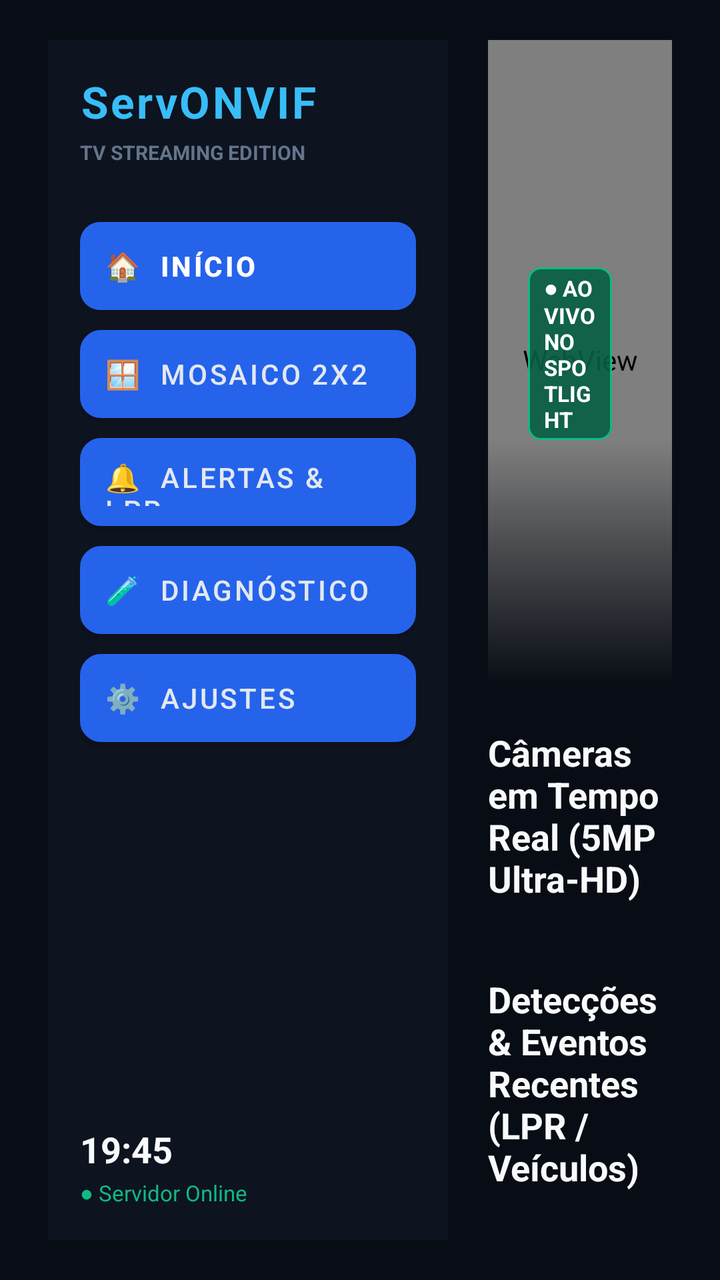
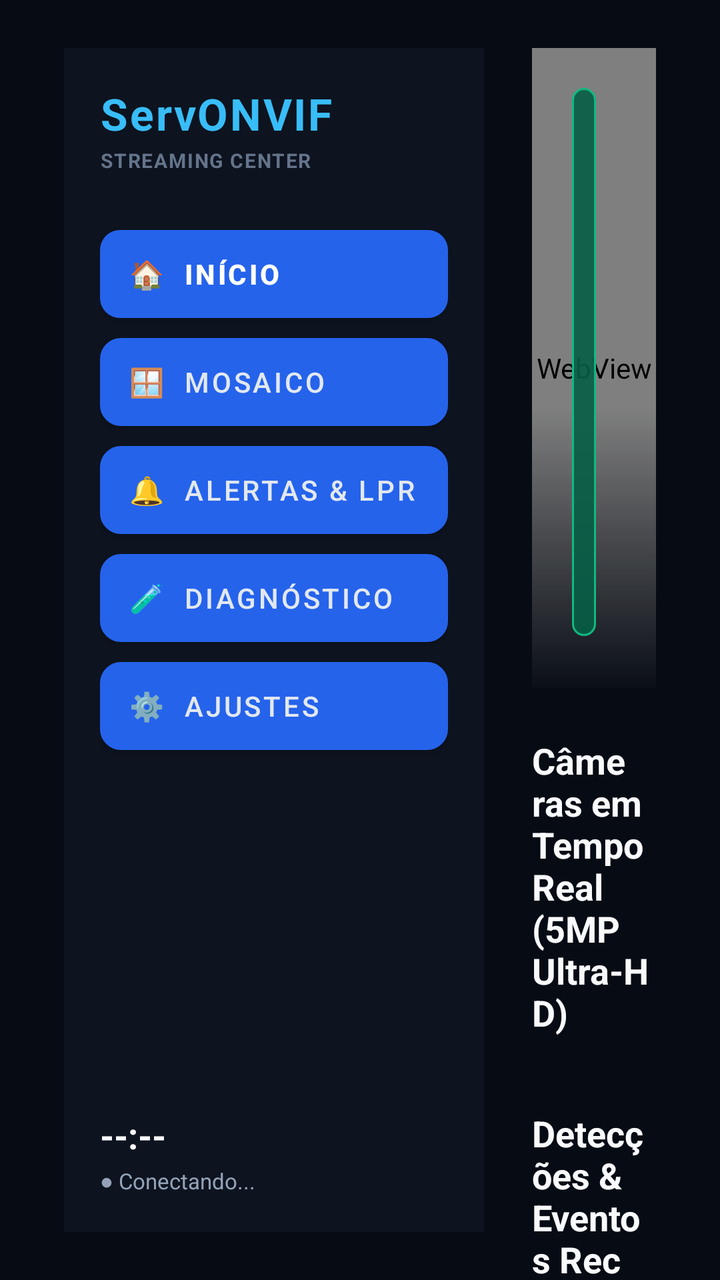

An Android layout rendered at two revisions. The XML below is the earlier revision; the diff shows what the commit changed to produce the second picture.
<!-- AndroidManifest.xml: application theme Theme.ServONVIF -->
<!-- res/layout/activity_tv_dashboard.xml -->
<?xml version="1.0" encoding="utf-8"?>
<LinearLayout xmlns:android="http://schemas.android.com/apk/res/android"
    xmlns:tools="http://schemas.android.com/tools"
    android:layout_width="match_parent"
    android:layout_height="match_parent"
    android:orientation="horizontal"
    android:background="#080C14"
    android:paddingStart="24dp"
    android:paddingEnd="24dp"
    android:paddingTop="20dp"
    android:paddingBottom="20dp">

    
    <LinearLayout
        android:id="@+id/sidebarLayout"
        android:layout_width="200dp"
        android:layout_height="match_parent"
        android:orientation="vertical"
        android:background="#0D131F"
        android:padding="16dp"
        android:layout_marginEnd="20dp">

        <TextView
            android:layout_width="wrap_content"
            android:layout_height="wrap_content"
            android:text="ServONVIF"
            android:textColor="#38BDF8"
            android:textSize="22sp"
            android:textStyle="bold"
            android:letterSpacing="0.05"
            android:layout_marginBottom="4dp" />

        <TextView
            android:layout_width="wrap_content"
            android:layout_height="wrap_content"
            android:text="TV STREAMING EDITION"
            android:textColor="#64748B"
            android:textSize="10sp"
            android:textStyle="bold"
            android:layout_marginBottom="28dp" />

        
        <Button
            android:id="@+id/btnNavHome"
            android:layout_width="match_parent"
            android:layout_height="44dp"
            android:text="🏠  Início"
            android:gravity="start|center_vertical"
            android:paddingStart="12dp"
            android:background="@drawable/bg_tv_hero_btn_selector"
            android:textColor="#FFFFFF"
            android:textSize="14sp"
            android:textStyle="bold"
            android:focusable="true"
            android:clickable="true"
            android:layout_marginBottom="10dp"
            android:nextFocusDown="@+id/btnNavMosaic"
            android:nextFocusRight="@+id/btnHeroFullscreen" />

        <Button
            android:id="@+id/btnNavMosaic"
            android:layout_width="match_parent"
            android:layout_height="44dp"
            android:text="🪟  Mosaico 2x2"
            android:gravity="start|center_vertical"
            android:paddingStart="12dp"
            android:background="@drawable/bg_tv_hero_btn_secondary_selector"
            android:textColor="#E2E8F0"
            android:textSize="14sp"
            android:focusable="true"
            android:clickable="true"
            android:layout_marginBottom="10dp"
            android:nextFocusUp="@+id/btnNavHome"
            android:nextFocusDown="@+id/btnNavEvents"
            android:nextFocusRight="@+id/btnHeroFullscreen" />

        <Button
            android:id="@+id/btnNavEvents"
            android:layout_width="match_parent"
            android:layout_height="44dp"
            android:text="🔔  Alertas &amp; LPR"
            android:gravity="start|center_vertical"
            android:paddingStart="12dp"
            android:background="@drawable/bg_tv_hero_btn_secondary_selector"
            android:textColor="#E2E8F0"
            android:textSize="14sp"
            android:focusable="true"
            android:clickable="true"
            android:layout_marginBottom="10dp"
            android:nextFocusUp="@+id/btnNavMosaic"
            android:nextFocusDown="@+id/btnNavTests"
            android:nextFocusRight="@+id/btnHeroFullscreen" />

        <Button
            android:id="@+id/btnNavTests"
            android:layout_width="match_parent"
            android:layout_height="44dp"
            android:text="🧪  Diagnóstico"
            android:gravity="start|center_vertical"
            android:paddingStart="12dp"
            android:background="@drawable/bg_tv_hero_btn_secondary_selector"
            android:textColor="#E2E8F0"
            android:textSize="14sp"
            android:focusable="true"
            android:clickable="true"
            android:layout_marginBottom="10dp"
            android:nextFocusUp="@+id/btnNavEvents"
            android:nextFocusDown="@+id/btnNavSettings"
            android:nextFocusRight="@+id/btnHeroFullscreen" />

        <Button
            android:id="@+id/btnNavSettings"
            android:layout_width="match_parent"
            android:layout_height="44dp"
            android:text="⚙️  Ajustes"
            android:gravity="start|center_vertical"
            android:paddingStart="12dp"
            android:background="@drawable/bg_tv_hero_btn_secondary_selector"
            android:textColor="#E2E8F0"
            android:textSize="14sp"
            android:focusable="true"
            android:clickable="true"
            android:nextFocusUp="@+id/btnNavTests"
            android:nextFocusRight="@+id/btnHeroFullscreen" />

        <View
            android:layout_width="1dp"
            android:layout_height="0dp"
            android:layout_weight="1" />

        
        <TextView
            android:id="@+id/tvTvClock"
            android:layout_width="wrap_content"
            android:layout_height="wrap_content"
            android:text="19:45"
            android:textColor="#F8FAFC"
            android:textSize="18sp"
            android:textStyle="bold" />

        <TextView
            android:id="@+id/tvTvServerStatusPill"
            android:layout_width="wrap_content"
            android:layout_height="wrap_content"
            android:text="● Servidor Online"
            android:textColor="#10B981"
            android:textSize="11sp"
            android:layout_marginTop="2dp" />
    </LinearLayout>

    
    <androidx.core.widget.NestedScrollView
        android:id="@+id/mainScrollView"
        android:layout_width="0dp"
        android:layout_height="match_parent"
        android:layout_weight="1"
        android:scrollbars="none"
        android:fillViewport="true">

        <LinearLayout
            android:layout_width="match_parent"
            android:layout_height="wrap_content"
            android:orientation="vertical">

            
            <FrameLayout
                android:id="@+id/heroContainer"
                android:layout_width="match_parent"
                android:layout_height="320dp"
                android:background="#0A101D"
                android:layout_marginBottom="24dp">

                
                <WebView
                    android:id="@+id/webHeroStream"
                    android:layout_width="match_parent"
                    android:layout_height="match_parent" />

                
                <View
                    android:layout_width="match_parent"
                    android:layout_height="120dp"
                    android:layout_gravity="bottom"
                    android:background="@drawable/bg_tv_hero_gradient" />

                
                <LinearLayout
                    android:layout_width="match_parent"
                    android:layout_height="wrap_content"
                    android:layout_gravity="bottom"
                    android:orientation="vertical"
                    android:padding="20dp">

                    <LinearLayout
                        android:layout_width="wrap_content"
                        android:layout_height="wrap_content"
                        android:orientation="horizontal"
                        android:gravity="center_vertical"
                        android:layout_marginBottom="6dp">

                        <TextView
                            android:id="@+id/tvHeroLiveBadge"
                            android:layout_width="wrap_content"
                            android:layout_height="wrap_content"
                            android:background="@drawable/bg_live_badge"
                            android:text="● AO VIVO NO SPOTLIGHT"
                            android:textColor="#FFFFFF"
                            android:textSize="11sp"
                            android:textStyle="bold"
                            android:paddingHorizontal="8dp"
                            android:paddingVertical="3dp"
                            android:layout_marginEnd="10dp" />

                        <TextView
                            android:id="@+id/tvHeroMeta"
                            android:layout_width="wrap_content"
                            android:layout_height="wrap_content"
                            android:text="5MP • 2880x1620 • 25 FPS • H.264 RTSP"
                            android:textColor="#38BDF8"
                            android:textSize="13sp"
                            android:textStyle="bold" />
                    </LinearLayout>

                    <TextView
                        android:id="@+id/tvHeroTitle"
                        android:layout_width="match_parent"
                        android:layout_height="wrap_content"
                        android:text="Câmera 5MP Entrada Principal"
                        android:textColor="#FFFFFF"
                        android:textSize="26sp"
                        android:textStyle="bold"
                        android:layout_marginBottom="4dp" />

                    <TextView
                        android:id="@+id/tvHeroSubtitle"
                        android:layout_width="match_parent"
                        android:layout_height="wrap_content"
                        android:text="Sensor Real 5MP ONVIF Profile 000 em 192.168.1.200:80 • Monitoramento Contínuo Ativo"
                        android:textColor="#94A3B8"
                        android:textSize="13sp"
                        android:layout_marginBottom="16dp" />

                    
                    <LinearLayout
                        android:layout_width="wrap_content"
                        android:layout_height="wrap_content"
                        android:orientation="horizontal">

                        <Button
                            android:id="@+id/btnHeroFullscreen"
                            android:layout_width="wrap_content"
                            android:layout_height="44dp"
                            android:text="▶ Assistir em Tela Cheia"
                            android:background="@drawable/bg_tv_hero_btn_selector"
                            android:textColor="#FFFFFF"
                            android:textSize="14sp"
                            android:textStyle="bold"
                            android:focusable="true"
                            android:clickable="true"
                            android:paddingHorizontal="20dp"
                            android:layout_marginEnd="12dp"
                            android:nextFocusLeft="@+id/btnNavHome"
                            android:nextFocusRight="@+id/btnHeroPip"
                            android:nextFocusDown="@+id/recyclerCamerasRow" />

                        <Button
                            android:id="@+id/btnHeroPip"
                            android:layout_width="wrap_content"
                            android:layout_height="44dp"
                            android:text="🗔 Modo PiP"
                            android:background="@drawable/bg_tv_hero_btn_secondary_selector"
                            android:textColor="#E2E8F0"
                            android:textSize="14sp"
                            android:focusable="true"
                            android:clickable="true"
                            android:paddingHorizontal="18dp"
                            android:layout_marginEnd="12dp"
                            android:nextFocusLeft="@+id/btnHeroFullscreen"
                            android:nextFocusRight="@+id/btnHeroPatrol"
                            android:nextFocusDown="@+id/recyclerCamerasRow" />

                        <Button
                            android:id="@+id/btnHeroPatrol"
                            android:layout_width="wrap_content"
                            android:layout_height="44dp"
                            android:text="🔄 Patrulha Auto"
                            android:background="@drawable/bg_tv_hero_btn_secondary_selector"
                            android:textColor="#E2E8F0"
                            android:textSize="14sp"
                            android:focusable="true"
                            android:clickable="true"
                            android:paddingHorizontal="18dp"
                            android:nextFocusLeft="@+id/btnHeroPip"
                            android:nextFocusDown="@+id/recyclerCamerasRow" />
                    </LinearLayout>
                </LinearLayout>
            </FrameLayout>

            
            <LinearLayout
                android:layout_width="match_parent"
                android:layout_height="wrap_content"
                android:orientation="vertical"
                android:layout_marginBottom="24dp">

                <TextView
                    android:layout_width="wrap_content"
                    android:layout_height="wrap_content"
                    android:text="Câmeras em Tempo Real (5MP Ultra-HD)"
                    android:textColor="#F8FAFC"
                    android:textSize="18sp"
                    android:textStyle="bold"
                    android:layout_marginBottom="12dp" />

                <androidx.recyclerview.widget.RecyclerView
                    android:id="@+id/recyclerCamerasRow"
                    android:layout_width="match_parent"
                    android:layout_height="wrap_content"
                    android:orientation="horizontal"
                    android:clipToPadding="false"
                    android:focusable="true"
                    android:nextFocusUp="@+id/btnHeroFullscreen"
                    android:nextFocusDown="@+id/recyclerEventsRow" />
            </LinearLayout>

            
            <LinearLayout
                android:layout_width="match_parent"
                android:layout_height="wrap_content"
                android:orientation="vertical"
                android:layout_marginBottom="24dp">

                <TextView
                    android:layout_width="wrap_content"
                    android:layout_height="wrap_content"
                    android:text="Detecções &amp; Eventos Recentes (LPR / Veículos)"
                    android:textColor="#F8FAFC"
                    android:textSize="18sp"
                    android:textStyle="bold"
                    android:layout_marginBottom="12dp" />

                <androidx.recyclerview.widget.RecyclerView
                    android:id="@+id/recyclerEventsRow"
                    android:layout_width="match_parent"
                    android:layout_height="wrap_content"
                    android:orientation="horizontal"
                    android:clipToPadding="false"
                    android:focusable="true"
                    android:nextFocusUp="@+id/recyclerCamerasRow" />
            </LinearLayout>

            
            <FrameLayout
                android:id="@+id/mosaicGridContainer"
                android:layout_width="match_parent"
                android:layout_height="400dp"
                android:visibility="gone"
                android:background="#070B14" />
        </LinearLayout>
    </androidx.core.widget.NestedScrollView>
</LinearLayout>
<!-- resources referenced by this layout -->
<resources>
  <!-- drawable bg_live_badge (drawable) -->
  <?xml version="1.0" encoding="utf-8"?>
  <shape xmlns:android="http://schemas.android.com/apk/res/android"
      android:shape="rectangle">
      <solid android:color="#E6065F46" />
      <stroke android:width="1dp" android:color="#10B981" />
      <corners android:radius="6dp" />
  </shape>
  <!-- drawable bg_tv_hero_btn_secondary_selector (drawable) -->
  <?xml version="1.0" encoding="utf-8"?>
  <selector xmlns:android="http://schemas.android.com/apk/res/android">
      
      <item android:state_focused="true">
          <shape android:shape="rectangle">
              <solid android:color="#334155" />
              <corners android:radius="10dp" />
              <stroke android:width="2dp" android:color="#00D2FF" />
          </shape>
      </item>
      
      <item android:state_pressed="true">
          <shape android:shape="rectangle">
              <solid android:color="#1E293B" />
              <corners android:radius="10dp" />
          </shape>
      </item>
      
      <item>
          <shape android:shape="rectangle">
              <solid android:color="#1E293B" />
              <corners android:radius="10dp" />
              <stroke android:width="1dp" android:color="#334155" />
          </shape>
      </item>
  </selector>
  <!-- drawable bg_tv_hero_btn_selector (drawable) -->
  <?xml version="1.0" encoding="utf-8"?>
  <selector xmlns:android="http://schemas.android.com/apk/res/android">
      
      <item android:state_focused="true">
          <shape android:shape="rectangle">
              <solid android:color="#00D2FF" />
              <corners android:radius="10dp" />
              <stroke android:width="2dp" android:color="#FFFFFF" />
          </shape>
      </item>
      
      <item android:state_pressed="true">
          <shape android:shape="rectangle">
              <solid android:color="#0284C7" />
              <corners android:radius="10dp" />
          </shape>
      </item>
      
      <item>
          <shape android:shape="rectangle">
              <solid android:color="#2563EB" />
              <corners android:radius="10dp" />
          </shape>
      </item>
  </selector>
  <!-- drawable bg_tv_hero_gradient (drawable) -->
  <?xml version="1.0" encoding="utf-8"?>
  <shape xmlns:android="http://schemas.android.com/apk/res/android"
      android:shape="rectangle">
      <gradient
          android:angle="270"
          android:startColor="#00080C14"
          android:centerColor="#80080C14"
          android:endColor="#FA080C14"
          android:type="linear" />
  </shape>
  <style name="Theme.ServONVIF" parent="Theme.MaterialComponents.DayNight.NoActionBar">
          <item name="colorPrimary">@color/blue_primary</item>
          <item name="android:windowBackground">@color/dark_bg</item>
      </style>
  <color name="blue_primary">#FF2563EB</color>
  <color name="dark_bg">#FF070B14</color>
</resources>

<!-- the commit's change to res/layout/activity_tv_dashboard.xml (unified diff, before → after) -->
@@ -4,21 +4,23 @@
     android:layout_width="match_parent"
     android:layout_height="match_parent"
     android:orientation="horizontal"
-    android:background="#080C14"
-    android:paddingStart="24dp"
-    android:paddingEnd="24dp"
-    android:paddingTop="20dp"
-    android:paddingBottom="20dp">
+    android:background="#070B14"
+    android:paddingStart="32dp"
+    android:paddingEnd="32dp"
+    android:paddingTop="24dp"
+    android:paddingBottom="24dp"
+    android:clipChildren="false"
+    android:clipToPadding="false">
 
     
     <LinearLayout
         android:id="@+id/sidebarLayout"
-        android:layout_width="200dp"
+        android:layout_width="210dp"
         android:layout_height="match_parent"
         android:orientation="vertical"
         android:background="#0D131F"
-        android:padding="16dp"
-        android:layout_marginEnd="20dp">
+        android:padding="18dp"
+        android:layout_marginEnd="24dp">
 
         <TextView
             android:layout_width="wrap_content"
@@ -27,16 +29,17 @@
             android:textColor="#38BDF8"
             android:textSize="22sp"
             android:textStyle="bold"
-            android:letterSpacing="0.05"
-            android:layout_marginBottom="4dp" />
+            android:letterSpacing="0.04"
+            android:layout_marginBottom="2dp" />
 
         <TextView
             android:layout_width="wrap_content"
             android:layout_height="wrap_content"
-            android:text="TV STREAMING EDITION"
+            android:text="STREAMING CENTER"
             android:textColor="#64748B"
             android:textSize="10sp"
             android:textStyle="bold"
+            android:letterSpacing="0.06"
             android:layout_marginBottom="28dp" />
 
         
@@ -46,7 +49,7 @@
             android:layout_height="44dp"
             android:text="🏠  Início"
             android:gravity="start|center_vertical"
-            android:paddingStart="12dp"
+            android:paddingStart="14dp"
             android:background="@drawable/bg_tv_hero_btn_selector"
             android:textColor="#FFFFFF"
             android:textSize="14sp"
@@ -61,9 +64,9 @@
             android:id="@+id/btnNavMosaic"
             android:layout_width="match_parent"
             android:layout_height="44dp"
-            android:text="🪟  Mosaico 2x2"
+            android:text="🪟  Mosaico"
             android:gravity="start|center_vertical"
-            android:paddingStart="12dp"
+            android:paddingStart="14dp"
             android:background="@drawable/bg_tv_hero_btn_secondary_selector"
             android:textColor="#E2E8F0"
             android:textSize="14sp"
@@ -80,7 +83,7 @@
             android:layout_height="44dp"
             android:text="🔔  Alertas &amp; LPR"
             android:gravity="start|center_vertical"
-            android:paddingStart="12dp"
+            android:paddingStart="14dp"
             android:background="@drawable/bg_tv_hero_btn_secondary_selector"
             android:textColor="#E2E8F0"
             android:textSize="14sp"
@@ -97,7 +100,7 @@
             android:layout_height="44dp"
             android:text="🧪  Diagnóstico"
             android:gravity="start|center_vertical"
-            android:paddingStart="12dp"
+            android:paddingStart="14dp"
             android:background="@drawable/bg_tv_hero_btn_secondary_selector"
             android:textColor="#E2E8F0"
             android:textSize="14sp"
@@ -114,7 +117,7 @@
             android:layout_height="44dp"
             android:text="⚙️  Ajustes"
             android:gravity="start|center_vertical"
-            android:paddingStart="12dp"
+            android:paddingStart="14dp"
             android:background="@drawable/bg_tv_hero_btn_secondary_selector"
             android:textColor="#E2E8F0"
             android:textSize="14sp"
@@ -133,7 +136,7 @@
             android:id="@+id/tvTvClock"
             android:layout_width="wrap_content"
             android:layout_height="wrap_content"
-            android:text="19:45"
+            android:text="--:--"
             android:textColor="#F8FAFC"
             android:textSize="18sp"
             android:textStyle="bold" />
@@ -142,10 +145,10 @@
             android:id="@+id/tvTvServerStatusPill"
             android:layout_width="wrap_content"
             android:layout_height="wrap_content"
-            android:text="● Servidor Online"
-            android:textColor="#10B981"
+            android:text="● Conectando..."
+            android:textColor="#94A3B8"
             android:textSize="11sp"
-            android:layout_marginTop="2dp" />
+            android:layout_marginTop="3dp" />
     </LinearLayout>
 
     
@@ -155,12 +158,16 @@
         android:layout_height="match_parent"
         android:layout_weight="1"
         android:scrollbars="none"
+        android:clipChildren="false"
+        android:clipToPadding="false"
         android:fillViewport="true">
 
         <LinearLayout
             android:layout_width="match_parent"
             android:layout_height="wrap_content"
-            android:orientation="vertical">
+            android:orientation="vertical"
+            android:clipChildren="false"
+            android:clipToPadding="false">
 
             
             <FrameLayout
@@ -179,7 +186,7 @@
                 
                 <View
                     android:layout_width="match_parent"
-                    android:layout_height="120dp"
+                    android:layout_height="140dp"
                     android:layout_gravity="bottom"
                     android:background="@drawable/bg_tv_hero_gradient" />
 
@@ -215,7 +222,7 @@
                             android:id="@+id/tvHeroMeta"
                             android:layout_width="wrap_content"
                             android:layout_height="wrap_content"
-                            android:text="5MP • 2880x1620 • 25 FPS • H.264 RTSP"
+                            android:text="Sensor 5MP • 2880x1620 • 25 FPS • ONVIF RTSP"
                             android:textColor="#38BDF8"
                             android:textSize="13sp"
                             android:textStyle="bold" />
@@ -225,7 +232,7 @@
                         android:id="@+id/tvHeroTitle"
                         android:layout_width="match_parent"
                         android:layout_height="wrap_content"
-                        android:text="Câmera 5MP Entrada Principal"
+                        android:text="Carregando Câmera..."
                         android:textColor="#FFFFFF"
                         android:textSize="26sp"
                         android:textStyle="bold"
@@ -235,7 +242,7 @@
                         android:id="@+id/tvHeroSubtitle"
                         android:layout_width="match_parent"
                         android:layout_height="wrap_content"
-                        android:text="Sensor Real 5MP ONVIF Profile 000 em 192.168.1.200:80 • Monitoramento Contínuo Ativo"
+                        android:text="Monitoramento contínuo com inteligência artificial e detecção ativa de movimento."
                         android:textColor="#94A3B8"
                         android:textSize="13sp"
                         android:layout_marginBottom="16dp" />
@@ -298,9 +305,50 @@
 
             
             <LinearLayout
+                android:id="@+id/layoutEmptyState"
                 android:layout_width="match_parent"
                 android:layout_height="wrap_content"
                 android:orientation="vertical"
+                android:gravity="center"
+                android:padding="32dp"
+                android:visibility="gone"
+                android:background="#0D1424">
+
+                <TextView
+                    android:layout_width="wrap_content"
+                    android:layout_height="wrap_content"
+                    android:text="Nenhuma Câmera Conectada"
+                    android:textColor="#F8FAFC"
+                    android:textSize="18sp"
+                    android:textStyle="bold"
+                    android:layout_marginBottom="8dp" />
+
+                <TextView
+                    android:layout_width="wrap_content"
+                    android:layout_height="wrap_content"
+                    android:text="Verifique se o ServONVIF Server está online na rede local ou Tailscale."
+                    android:textColor="#94A3B8"
+                    android:textSize="13sp"
+                    android:layout_marginBottom="16dp" />
+
+                <Button
+                    android:id="@+id/btnEmptyRetry"
+                    android:layout_width="wrap_content"
+                    android:layout_height="40dp"
+                    android:text="🔄 Tentar Novamente"
+                    android:background="@drawable/bg_tv_hero_btn_selector"
+                    android:textColor="#FFFFFF"
+                    android:paddingHorizontal="16dp" />
+            </LinearLayout>
+
+            
+            <LinearLayout
+                android:id="@+id/layoutCamerasRowContainer"
+                android:layout_width="match_parent"
+                android:layout_height="wrap_content"
+                android:orientation="vertical"
+                android:clipChildren="false"
+                android:clipToPadding="false"
                 android:layout_marginBottom="24dp">
 
                 <TextView
@@ -317,6 +365,7 @@
                     android:layout_width="match_parent"
                     android:layout_height="wrap_content"
                     android:orientation="horizontal"
+                    android:clipChildren="false"
                     android:clipToPadding="false"
                     android:focusable="true"
                     android:nextFocusUp="@+id/btnHeroFullscreen"
@@ -325,9 +374,12 @@
 
             
             <LinearLayout
+                android:id="@+id/layoutEventsRowContainer"
                 android:layout_width="match_parent"
                 android:layout_height="wrap_content"
                 android:orientation="vertical"
+                android:clipChildren="false"
+                android:clipToPadding="false"
                 android:layout_marginBottom="24dp">
 
                 <TextView
@@ -344,18 +396,11 @@
                     android:layout_width="match_parent"
                     android:layout_height="wrap_content"
                     android:orientation="horizontal"
+                    android:clipChildren="false"
                     android:clipToPadding="false"
                     android:focusable="true"
                     android:nextFocusUp="@+id/recyclerCamerasRow" />
             </LinearLayout>
-
-            
-            <FrameLayout
-                android:id="@+id/mosaicGridContainer"
-                android:layout_width="match_parent"
-                android:layout_height="400dp"
-                android:visibility="gone"
-                android:background="#070B14" />
         </LinearLayout>
     </androidx.core.widget.NestedScrollView>
 </LinearLayout>
